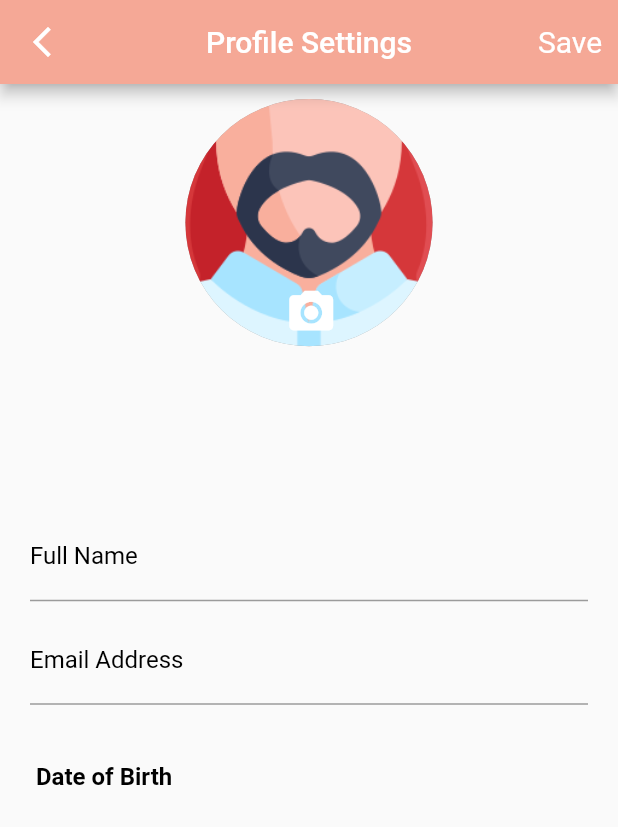
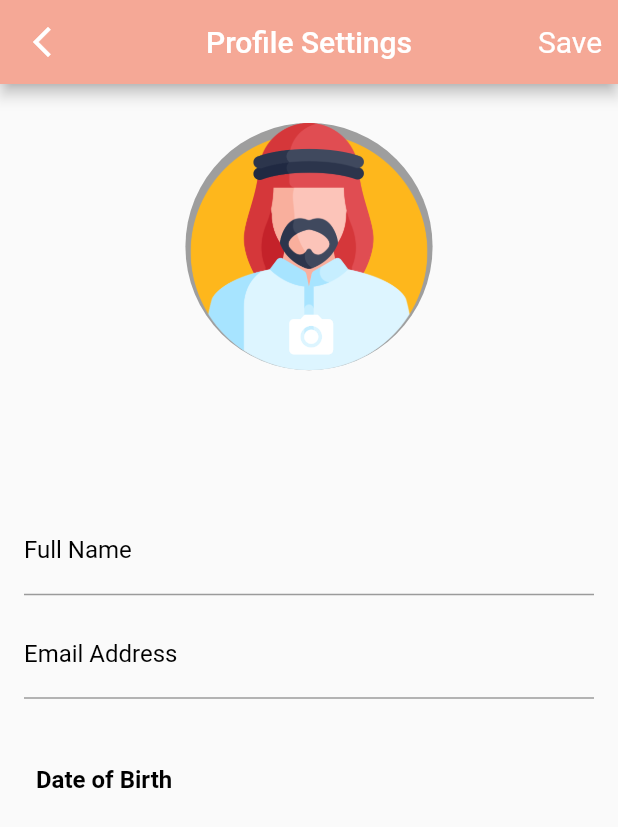
Before and after one commit to ED209Repo/AnyPick, a Flutter app: the ProfileSettingsPage screen opened directly, on a phone screen of 412 x 824 dp. Shown: the top 827 px of the screen. Run offline on Flutter 3.47's test engine with Material 2 defaults, Android fonts, the phone set to English and light mode, and no system bars; our stand-ins replace card_swiper, cool_alert, country_picker, flutter_card_swiper, fluttertoast, google_fonts and 5 more; missing offline and left inert: fast_color_picker, flutterme_credit_card; accounts and stored records are empty; generated files the repository leaves out were written again; network calls fail.

```diff
--- a/lib/MenuPage.dart
+++ b/lib/MenuPage.dart
@@ -63,7 +63,7 @@ class _MenuPageState extends State<MenuPage> {
           leading: CustomBackButton(
             onPressed: () => Navigator.of(context).pop(),
           ),
-          title:  Text("Restaurant",
+          title:  Text("Menu",
             style: APfontsStyle.customTextStyle(
               color: Colors.white,
               fontWeight: FontWeight.bold,
--- a/lib/ProfileSetting.dart
+++ b/lib/ProfileSetting.dart
@@ -15,6 +15,7 @@ class ProfileSettingsPage extends StatefulWidget {
 
 class _ProfileSettingsPageState extends State<ProfileSettingsPage> {
   TextEditingController _usernameController = TextEditingController();
+  final _formKey = GlobalKey<FormState>();
   String _fullname = '';
   String _email = '';
   ImageProvider<Object> currentProfilePhoto = const AssetImage("images/arabmanprofile2.png",);
@@ -62,13 +63,18 @@ class _ProfileSettingsPageState extends State<ProfileSettingsPage> {
         actions: [
           TextButton(
             onPressed: () async {
+              if  (_formKey.currentState!.validate()) {
+                _formKey.currentState!.save();
                 _saveUsername(_usernameController.text);
                 await Future.delayed(const Duration(milliseconds: 2000));
                 Navigator.push(
                   context,
-                MaterialPageRoute(builder: (context) => const AccountSettingsPage()),
+                  MaterialPageRoute(
+                      builder: (context) => const AccountSettingsPage()),
                 );
+              }
             },
+
             style: TextButton.styleFrom(
                 primary: AppColors.whitetext,
                 textStyle: const TextStyle(
@@ -81,19 +87,15 @@ class _ProfileSettingsPageState extends State<ProfileSettingsPage> {
         ],
       ),
 
-      body: ListView(
+      body: Form(
+        key: _formKey,
+        child: Padding(
+          padding: const EdgeInsets.all(16.0),
+          child: ListView(
             children: <Widget>[
               const SizedBox(height: 10),
               Container(
                 height: MediaQuery.of(context).size.height * 0.2,
-            // decoration: const BoxDecoration(
-            //   gradient: LinearGradient(
-            //     colors: [Colors.white, Colors.white],
-            //     begin: Alignment.centerLeft,
-            //     end: Alignment.centerRight,
-            //     stops: [0.5, 0.9],
-            //   ),
-            // ),
                 child: Stack(
                   children: [
                     Center(
@@ -106,9 +108,10 @@ class _ProfileSettingsPageState extends State<ProfileSettingsPage> {
                           minRadius: 40.0,
                           // Use a conditional statement to check if a new image is available
                           // If so, use FileImage for the new image; otherwise, use currentProfilePhoto
-                      backgroundImage:   pickedImage != null
+                          child: Image(image: pickedImage != null
                               ? FileImage(pickedImage!)
                               : currentProfilePhoto,
+                            fit: BoxFit.cover,),
                         ),
                       ),
                     ),
@@ -152,12 +155,10 @@ class _ProfileSettingsPageState extends State<ProfileSettingsPage> {
               ),
 
               // SizedBox for spacing
-          const SizedBox(height: 50),
+              const SizedBox(height: 30),
 
               // Full Name text field
-          Container(
-            padding: const EdgeInsets.symmetric(horizontal: 20.0),
-            child: TextFormField(
+              TextFormField(
                 controller: _usernameController,
                 decoration: InputDecoration(
                   focusedBorder: OutlineInputBorder(
@@ -181,13 +182,9 @@ class _ProfileSettingsPageState extends State<ProfileSettingsPage> {
                 //   _fullname = value!;
                 // },
               ),
-          ),
-
               // Email text field
               const SizedBox(height: 10),
-          Container(
-            padding: const EdgeInsets.symmetric(horizontal: 20.0),
-            child: TextFormField(
+              TextFormField(
                 decoration: InputDecoration(
                   focusedBorder: OutlineInputBorder(
                     borderSide: BorderSide(
@@ -204,20 +201,17 @@ class _ProfileSettingsPageState extends State<ProfileSettingsPage> {
                   if (value!.isEmpty) {
                     return AppLocalizations.of(context)!.pleaseneteryouremail;
                   }
-                if (!value.contains('@')) {
+                  if (!value.contains('@') || !value.contains('.com')) {
                     return AppLocalizations.of(context)!.pleaseenteryourvaildemail;
                   }
                   return null;
                 },
-              onSaved: (value) {
-                _email = value!;
-              },
+                // onSaved: (value) {
+                //   _email = value!;
+                // },
               ),
-          ),
-          const SizedBox(height: 8),
-          Padding(
-            padding: const EdgeInsets.all(16.0),
-            child: TextButton(
+              const SizedBox(height: 30),
+              TextButton(
                 onPressed: () async {
                   final selectedDate = await pickDob();
                   if (selectedDate != null) {
@@ -242,8 +236,9 @@ class _ProfileSettingsPageState extends State<ProfileSettingsPage> {
                   ),
                 ),
               ),
+            ],
           ),
-        ],
+        ),
       ),
     );
   }
--- a/lib/bottomCart.dart
+++ b/lib/bottomCart.dart
@@ -119,7 +119,7 @@ class _FoodItemListState extends State<FoodItemList> {
                   fit: BoxFit.cover,
                 ),
               ),
-              title: Text('${item.title} x${quantity + 0}'),
+              title: Text('${item.title}'),
               subtitle: Column(
                 crossAxisAlignment: CrossAxisAlignment.start,
                 children: [
```
Also changed, not shown: lib/Register.dart (+0 -10 lines), images/deal1.jpg, images/deal2.jpg, images/deal3.jpg, images/deal4.jpg, images/muslim.png (added). Lines whose indentation alone changed are shown as unchanged.
